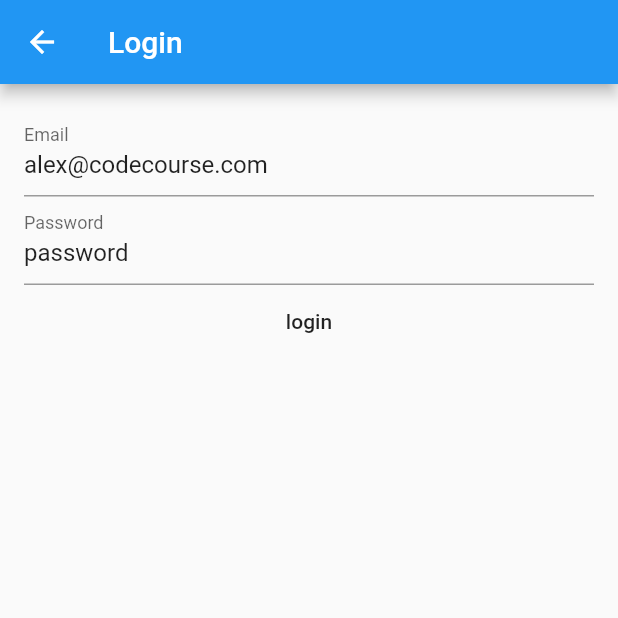
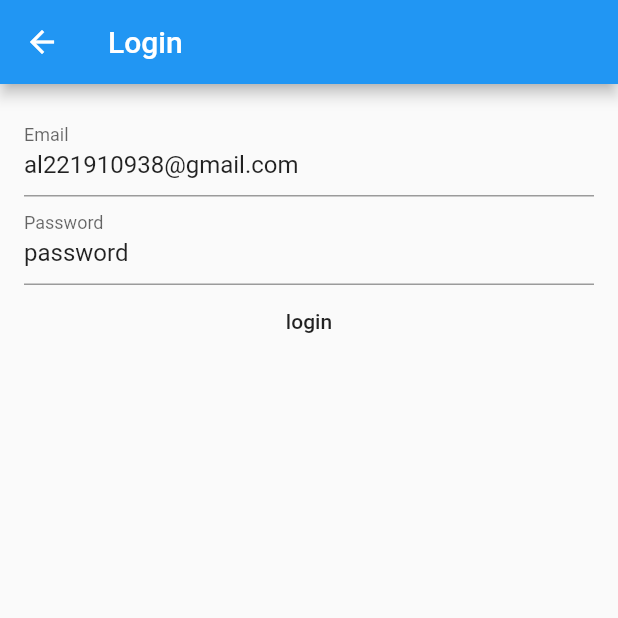
Before and after one commit to APM5691/2021dsm52_equipo05_flutter, a Flutter app: the screen it shows after launch, in the side drawer, after a tap on "Login", on a phone screen of 412 x 824 dp, the top half of it. Run offline on Flutter 3.47's test engine with Material 2 defaults, Android fonts, the phone set to English and light mode, and no system bars; our stand-ins replace dio.

```diff
--- a/lib/screen/login-screen.dart
+++ b/lib/screen/login-screen.dart
@@ -1,5 +1,3 @@
-import 'dart:developer';
-
 import 'package:flutter/cupertino.dart';
 import 'package:flutter/material.dart';
 import 'package:flutter_authentication_with_laravel_sanctum/providers/auth.dart';
@@ -36,7 +34,7 @@ class LoginState extends State<LoginScreen> {
                 padding: EdgeInsets.all(16),
                 child: Column(children: [
                   TextFormField(
-                      initialValue: 'alex@codecourse.com',
+                      initialValue: 'al221910938@gmail.com',
                       decoration: InputDecoration(
                           labelText: "Email", hintText: "you@domewhere.com"),
                       onSaved: (value) {
--- a/pubspec.yaml
+++ b/pubspec.yaml
@@ -24,6 +24,7 @@ dependencies:
   flutter:
     sdk: flutter
   provider: ^4.3.2+3
+  dio: ^3.0.10
 
 
   # The following adds the Cupertino Icons font to your application.
```
Also changed, not shown: lib/dio.dart (added, +12 -0 lines), lib/providers/auth.dart (+16 -1 lines), pubspec.lock, 1 other file.
